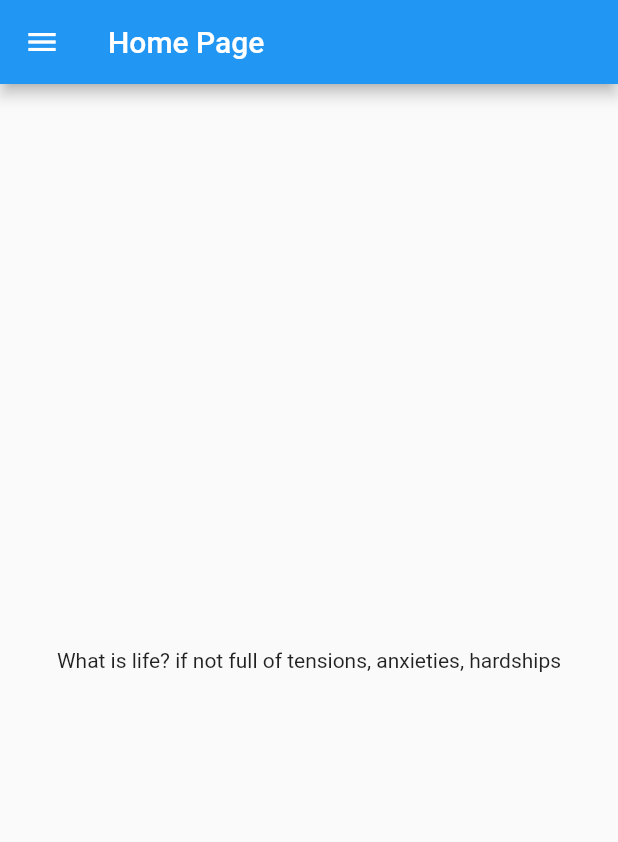
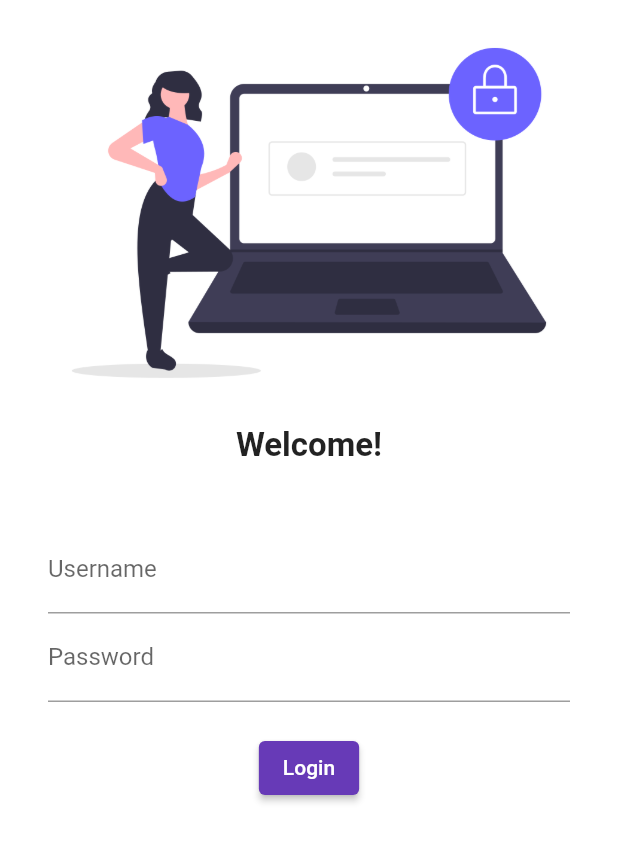
Before and after one commit to irtazafayaz/CatalogFLutter, a Flutter app: the screen it shows after launch, on a phone screen of 412 x 824 dp. Shown: the top 842 px of the screen. Run offline on Flutter 3.47's test engine with Material 2 defaults, Android fonts, the phone set to English and light mode, and no system bars.

Commit message:
image added

```diff
--- a/lib/main.dart
+++ b/lib/main.dart
@@ -1,5 +1,6 @@
 import 'package:flutter/material.dart';
-import 'package:flutter_catalog_irtu/homepage.dart';
+import 'package:flutter_catalog_irtu/pages/homepage.dart';
+import 'package:flutter_catalog_irtu/pages/loginpage.dart';
 
 void main() {
   runApp(MyApp());
@@ -10,7 +11,18 @@ class MyApp extends StatelessWidget {
   @override
   Widget build(BuildContext context) {
     return MaterialApp(
-      home: HomePage(),
+      themeMode: ThemeMode.light,
+      theme: ThemeData(
+        primarySwatch: Colors.deepPurple
+      ),
+      darkTheme: ThemeData(
+        brightness: Brightness.dark
+      ),
+      routes: {
+        "/" : (context) => LoginPage(),
+        "/login" : (context) => LoginPage(),
+        "/home" : (context) => HomePage(),
+      },
     );
   }
 }
--- /dev/null
+++ b/lib/pages/loginpage.dart
@@ -0,0 +1,54 @@
+import 'package:flutter/material.dart';
+
+class LoginPage extends StatelessWidget {
+  @override
+  Widget build(BuildContext context) {
+    return Material(
+        color: Colors.white,
+        child: Column(
+          children: [
+            Image.asset(
+              "assets/images/login_image.png",
+              fit: BoxFit.cover,
+            ),
+            Text(
+              "Welcome!",
+              style: TextStyle(fontSize: 22, fontWeight: FontWeight.bold),
+            ),
+            SizedBox(
+              height: 20.0,
+            ),
+            Padding(
+              padding:
+                  const EdgeInsets.symmetric(vertical: 20.0, horizontal: 32.0),
+              child: Column(
+                children: [
+                  TextFormField(
+                    decoration: InputDecoration(
+                        hintText: "Enter your username...",
+                        labelText: "Username"),
+                  ),
+                  TextFormField(
+                    obscureText: true,
+                    decoration: InputDecoration(
+                        hintText: "Enter your password...",
+                        labelText: "Password"),
+                  ),
+                  SizedBox(
+                    height: 20.0,
+                  ),
+                  ElevatedButton(
+                      onPressed: () {
+                        print("Hello! Login button pressed. :) ");
+                      },
+                      child: Text(
+                        'Login',
+                      ),
+                      style: TextButton.styleFrom())
+                ],
+              ),
+            ),
+          ],
+        ));
+  }
+}
--- a/pubspec.yaml
+++ b/pubspec.yaml
@@ -45,8 +45,8 @@ flutter:
   uses-material-design: true
 
   # To add assets to your application, add an assets section, like this:
-  # assets:
-  #   - images/a_dot_burr.jpeg
+  assets:
+      - assets/images/
   #   - images/a_dot_ham.jpeg
 
   # An image asset can refer to one or more resolution-specific "variants", see
```
Also changed, not shown: assets/images/login_image.png (added), lib/pages/homepage.dart (renamed from lib/homepage.dart).
